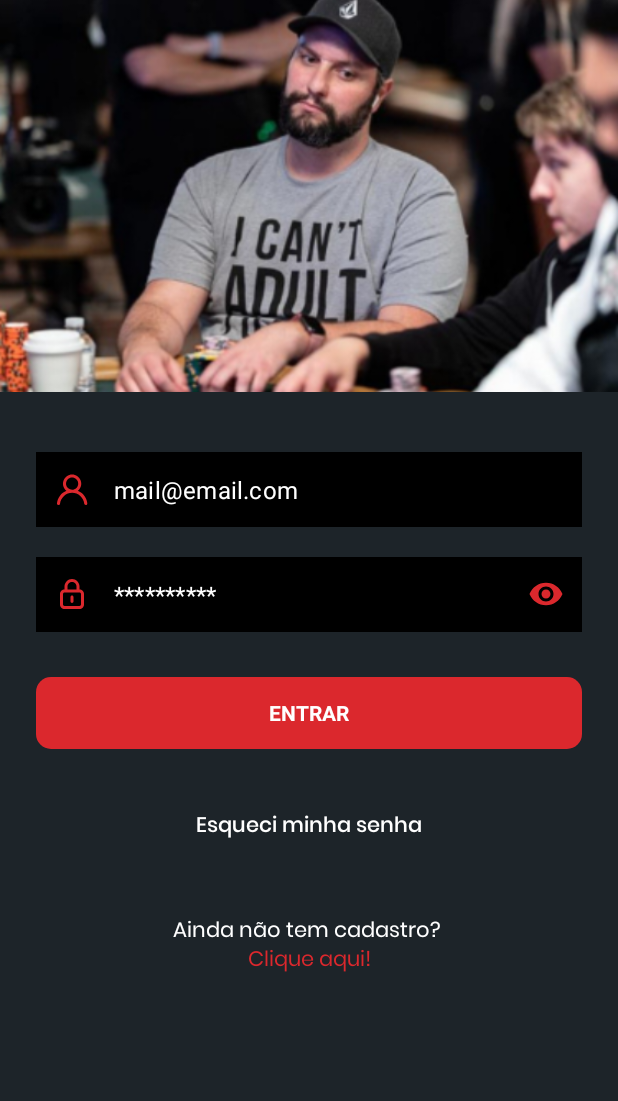
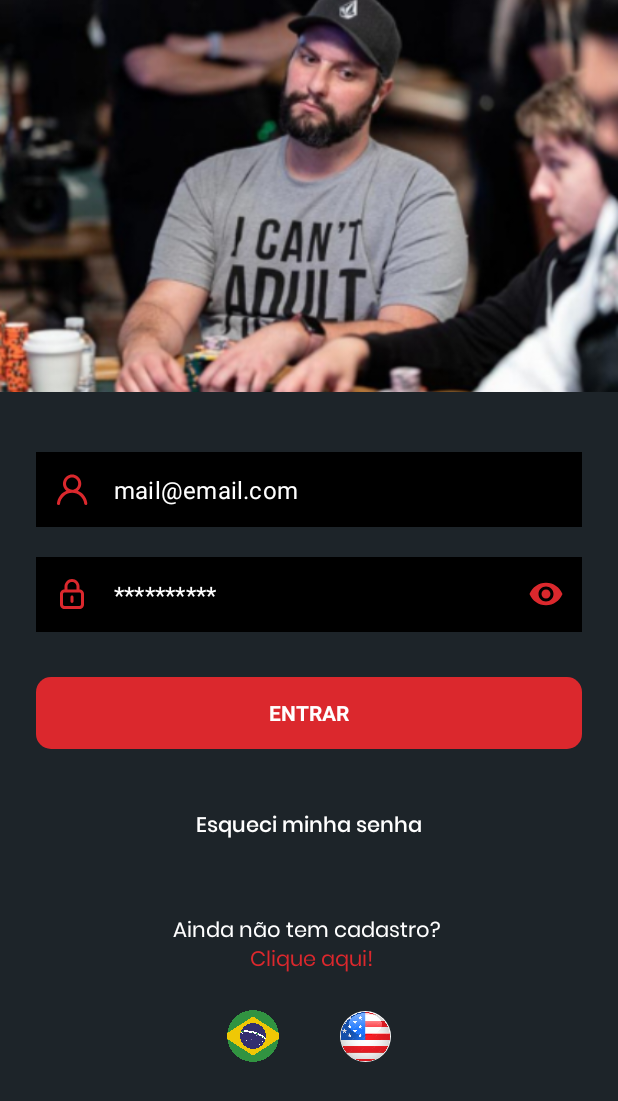
Before and after one commit to crosoften/poker-android, an Android app: the screen it shows after launch (AccountActivity), on a phone screen of 412 x 824 dp. Shown: the top 1101 px of the screen. Run offline under Robolectric (Android 15) with nearby library versions, the phone set to English and light mode, and no system bars; our stand-ins replace data binding.

Commit message:
Criando botões para troca de linguagem na tela de LOGIN

```diff
--- a/app/src/main/java/com/draccoapp/poker/ui/fragments/login/LoginFragment.kt
+++ b/app/src/main/java/com/draccoapp/poker/ui/fragments/login/LoginFragment.kt
@@ -1,5 +1,6 @@
 package com.draccoapp.poker.ui.fragments.login
 
+import android.content.Intent
 import android.os.Bundle
 import android.text.Spannable
 import android.text.SpannableString
@@ -13,9 +14,11 @@ import androidx.navigation.fragment.findNavController
 import com.draccoapp.poker.R
 import com.draccoapp.poker.api.model.request.Login
 import com.draccoapp.poker.databinding.FragmentLoginBinding
+import com.draccoapp.poker.utils.SharedUtils
 import com.draccoapp.poker.utils.Validation
 import com.draccoapp.poker.viewModel.AuthViewModel
 import org.koin.androidx.viewmodel.ext.android.viewModel
+import java.util.Locale
 
 private const val TAG = "LoginFragment"
 
@@ -77,7 +80,7 @@ class LoginFragment : Fragment() {
 
         spannableString.setSpan(
             ForegroundColorSpan(ContextCompat.getColor(requireContext(), R.color.primary)),
-            25,
+            26,
             text.length,
             Spannable.SPAN_EXCLUSIVE_EXCLUSIVE
         )
@@ -86,6 +89,14 @@ class LoginFragment : Fragment() {
     }
 
     private fun onClick() {
+
+        binding.btnSelectBrazil.setOnClickListener {
+            setLanguagePt()
+        }
+
+        binding.btnSelectEUA.setOnClickListener {
+            setLanguageEn()
+        }
 
         binding.apply {
             buttonEnter.setOnClickListener {
@@ -149,6 +160,36 @@ class LoginFragment : Fragment() {
 
     }
 
+    private fun setLanguagePt() {
+        SharedUtils.setValueInSharedPreferences(LANGUAGE_KEY, "português")
+        language = "português"
+        setLocale("pt")
+    }
+
+    private fun setLanguageEn() {
+        SharedUtils.setValueInSharedPreferences(LANGUAGE_KEY, "inglês")
+        language = "inglês"
+        setLocale("en")
+    }
+
+    fun setLocale(lang: String?) {
+        val myLocale = Locale(lang)
+        val res = resources
+        val dm = res.displayMetrics
+        val conf = res.configuration
+        conf.locale = myLocale
+        res.updateConfiguration(conf, dm)
+
+
+        // Recriar o LoginFragment
+        val fragmentManager = parentFragmentManager
+        val fragmentTransaction = fragmentManager.beginTransaction()
+
+        // Use o ID do container onde o fragmento deve ser colocado
+        fragmentTransaction.replace(R.id.fragment_container_account, LoginFragment())
+        fragmentTransaction.commit()
+
+    }
 
     override fun onDestroyView() {
         super.onDestroyView()
@@ -156,4 +197,9 @@ class LoginFragment : Fragment() {
         _binding = null
     }
 
+    companion object {
+        var language = "inglês"
+        var LANGUAGE_KEY = "LANGUAGE_KEY"
+    }
+
 }
--- a/app/src/main/java/com/draccoapp/poker/ui/fragments/register/RegisterContactFragment.kt
+++ b/app/src/main/java/com/draccoapp/poker/ui/fragments/register/RegisterContactFragment.kt
@@ -96,6 +96,7 @@ class RegisterContactFragment : Fragment() {
 //                        RegisterContactFragmentDirections
 //                            .actionRegisterContactFragmentToRegisterCodeFragment()
 //                    )
+
             }
         }
     }
--- a/app/src/main/java/com/draccoapp/poker/utils/PokerApplication.kt
+++ b/app/src/main/java/com/draccoapp/poker/utils/PokerApplication.kt
@@ -3,14 +3,18 @@ package com.draccoapp.poker.utils
 import android.annotation.SuppressLint
 import android.app.Application
 import android.content.Context
+import android.content.res.Configuration
+import android.content.res.Resources
 import com.draccoapp.poker.di.listModules
 import org.koin.android.ext.koin.androidContext
 import org.koin.core.context.startKoin
+import java.util.Locale
 
 class PokerApplication: Application() {
 
     override fun onCreate() {
         super.onCreate()
+        setLocale("en")
 
         instance = this
 
@@ -27,4 +31,13 @@ class PokerApplication: Application() {
     }
 
 
+    private fun setLocale(langCode: String) {
+        val locale = Locale(langCode)
+        Locale.setDefault(locale)
+        val res: Resources = resources
+        val config = Configuration(res.configuration)
+        config.setLocale(locale)
+        res.updateConfiguration(config, res.displayMetrics)
+    }
+
 }
--- a/app/src/main/res/layout/fragment_login.xml
+++ b/app/src/main/res/layout/fragment_login.xml
@@ -17,11 +17,11 @@
             android:id="@+id/imageView"
             android:layout_width="match_parent"
             android:layout_height="wrap_content"
+            android:scaleType="centerCrop"
             android:src="@drawable/ic_image_login"
-            android:scaleType="centerCrop"
             app:layout_constraintEnd_toEndOf="parent"
             app:layout_constraintStart_toStartOf="parent"
-            app:layout_constraintTop_toTopOf="parent"/>
+            app:layout_constraintTop_toTopOf="parent" />
 
 
         <TextView
@@ -30,11 +30,11 @@
             android:layout_height="wrap_content"
             android:layout_marginStart="24dp"
             android:layout_marginTop="20dp"
+            android:fontFamily="@font/poppins_light"
             android:text="E-mail"
             android:textColor="@color/white"
-            android:fontFamily="@font/poppins_light"
+            android:textSize="15sp"
             android:visibility="gone"
-            android:textSize="15sp"
             app:layout_constraintStart_toStartOf="parent"
             app:layout_constraintTop_toBottomOf="@+id/imageView" />
 
@@ -75,11 +75,11 @@
             android:layout_below="@id/input_email"
             android:layout_marginStart="24dp"
             android:layout_marginTop="20dp"
+            android:fontFamily="@font/poppins_light"
             android:text="Senha"
+            android:textColor="@color/white"
+            android:textSize="15sp"
             android:visibility="gone"
-            android:textColor="@color/white"
-            android:fontFamily="@font/poppins_light"
-            android:textSize="15sp"
             app:layout_constraintStart_toStartOf="parent"
             app:layout_constraintTop_toBottomOf="@+id/input_email" />
 
@@ -106,9 +106,9 @@
                 android:id="@+id/edit_password"
                 android:layout_width="match_parent"
                 android:layout_height="50dp"
+                android:background="@color/black"
                 android:hint="**********"
                 android:inputType="textPassword"
-                android:background="@color/black"
                 android:maxLines="1"
                 android:paddingVertical="0dp"
                 android:textColor="@color/white"
@@ -126,12 +126,12 @@
             android:layout_marginTop="30dp"
             android:layout_marginEnd="24dp"
             android:background="@drawable/bg_button"
+            android:fontFamily="@font/roboto_bold"
             android:foreground="?attr/selectableItemBackground"
-            android:fontFamily="@font/roboto_bold"
+            android:text="@string/entrar"
             android:textAllCaps="true"
+            android:textColor="@color/white"
             app:backgroundTint="@color/primary"
-            android:text="@string/entrar"
-            android:textColor="@color/white"
             app:layout_constraintEnd_toEndOf="parent"
             app:layout_constraintStart_toStartOf="parent"
             app:layout_constraintTop_toBottomOf="@+id/input_password" />
@@ -143,9 +143,9 @@
             android:layout_height="30dp"
             android:layout_centerHorizontal="true"
             android:layout_marginTop="40dp"
+            android:fontFamily="@font/poppins_medium"
             android:text="@string/esqueci_minha_senha"
             android:textColor="@color/white"
-            android:fontFamily="@font/poppins_medium"
             app:layout_constraintEnd_toEndOf="parent"
             app:layout_constraintStart_toStartOf="parent"
             app:layout_constraintTop_toBottomOf="@+id/button_enter" />
@@ -156,13 +156,41 @@
             android:layout_height="wrap_content"
             android:layout_centerHorizontal="true"
             android:layout_marginTop="40dp"
+            android:fontFamily="@font/poppins"
             android:text="@string/ainda_n_o_tem_cadastro_clique_aqui"
+            android:textAlignment="center"
             android:textColor="@color/white"
-            android:textAlignment="center"
-            android:fontFamily="@font/poppins"
             app:layout_constraintEnd_toEndOf="parent"
             app:layout_constraintStart_toStartOf="parent"
             app:layout_constraintTop_toBottomOf="@+id/label_forgot" />
 
+        <LinearLayout
+            android:layout_width="match_parent"
+            android:layout_height="wrap_content"
+            android:layout_marginTop="20dp"
+            android:gravity="center_horizontal"
+            app:layout_constraintTop_toBottomOf="@+id/label_create">
+
+            <com.google.android.material.imageview.ShapeableImageView
+                android:id="@+id/btn_selectBrazil"
+                android:layout_width="36dp"
+                android:layout_height="36dp"
+                android:src="@drawable/img_brazil"
+                app:shapeAppearanceOverlay="@style/ShapeAppearanceOverlay.App.CornerSize50Percent" />
+
+            <Space
+                android:layout_width="40dp"
+                android:layout_height="10dp"/>
+
+            <com.google.android.material.imageview.ShapeableImageView
+                android:id="@+id/btn_selectEUA"
+                android:layout_width="34dp"
+                android:layout_marginTop="1dp"
+                android:layout_height="34dp"
+                android:src="@drawable/ic_english"
+                app:shapeAppearanceOverlay="@style/ShapeAppearanceOverlay.App.CornerSize50Percent" />
+
+        </LinearLayout>
+
     </androidx.constraintlayout.widget.ConstraintLayout>
 </layout>
--- a/app/src/main/res/values/strings.xml
+++ b/app/src/main/res/values/strings.xml
@@ -33,7 +33,7 @@
     <string name="torneios_aplicados">Torneios aplicados</string>
     <string name="ver_mais">Ver mais</string>
     <string name="pr_ximos_torneios">Próximos torneios</string>
-    <string name="ainda_n_o_tem_cadastro_clique_aqui">Ainda não tem cadastro?  \nClique aqui!</string>
+    <string name="ainda_n_o_tem_cadastro_clique_aqui">Ainda não tem cadastro?  \n Clique aqui!</string>
     <string name="campo_obrigat_rio">Campo obrigatório</string>
     <string name="e_mail_inv_lido">E-mail inválido</string>
     <string name="entrar">Entrar</string>
--- a/app/src/main/res/values/themes.xml
+++ b/app/src/main/res/values/themes.xml
@@ -19,6 +19,12 @@
         <item name="cornerSize">50%</item>
     </style>
 
+
+<!--    <style name="ShapeAppearanceOverlay.App.CornerSize50Percent" parent="">-->
+<!--        <item name="cornerSize">50%</item>-->
+<!--    </style>-->
+
+
     <style name="TextInputLayoutDrop" parent="Widget.MaterialComponents.TextInputLayout.OutlinedBox.ExposedDropdownMenu">
         <item name="boxStrokeColor">@color/black</item>
         <item name="boxBackgroundColor">@color/black</item>
```
Also changed, not shown: app/src/main/java/com/draccoapp/poker/utils/SharedUtils.kt (added, +29 -0 lines), app/src/main/res/drawable/ic_english.png (added), app/src/main/res/drawable/img_brazil.png (added), 1 other file.
